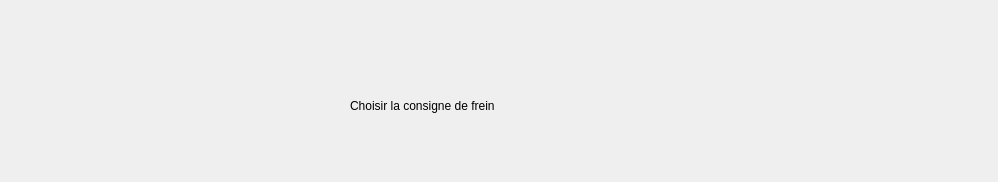
The window that pilotage_frein_manuel.ui (CND-cyb/engine_test_bench) describes before a commit, drawn with Qt 5.
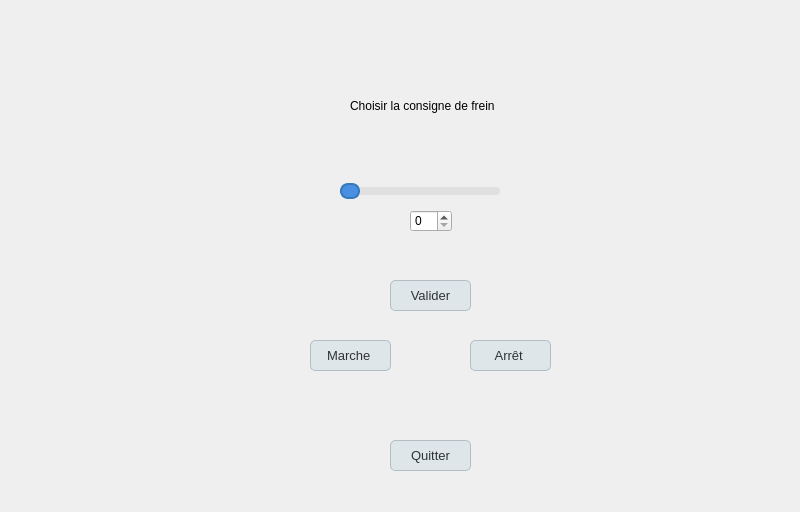
The same window after the commit.

Patch:
```diff
--- a/pilotage_frein_manuel.ui
+++ b/pilotage_frein_manuel.ui
@@ -6,8 +6,8 @@
    <rect>
     <x>0</x>
     <y>0</y>
-    <width>998</width>
-    <height>182</height>
+    <width>800</width>
+    <height>512</height>
    </rect>
   </property>
   <property name="windowTitle">
```
Left out of the diff: 8 changed lines with no effect on the pictures.
